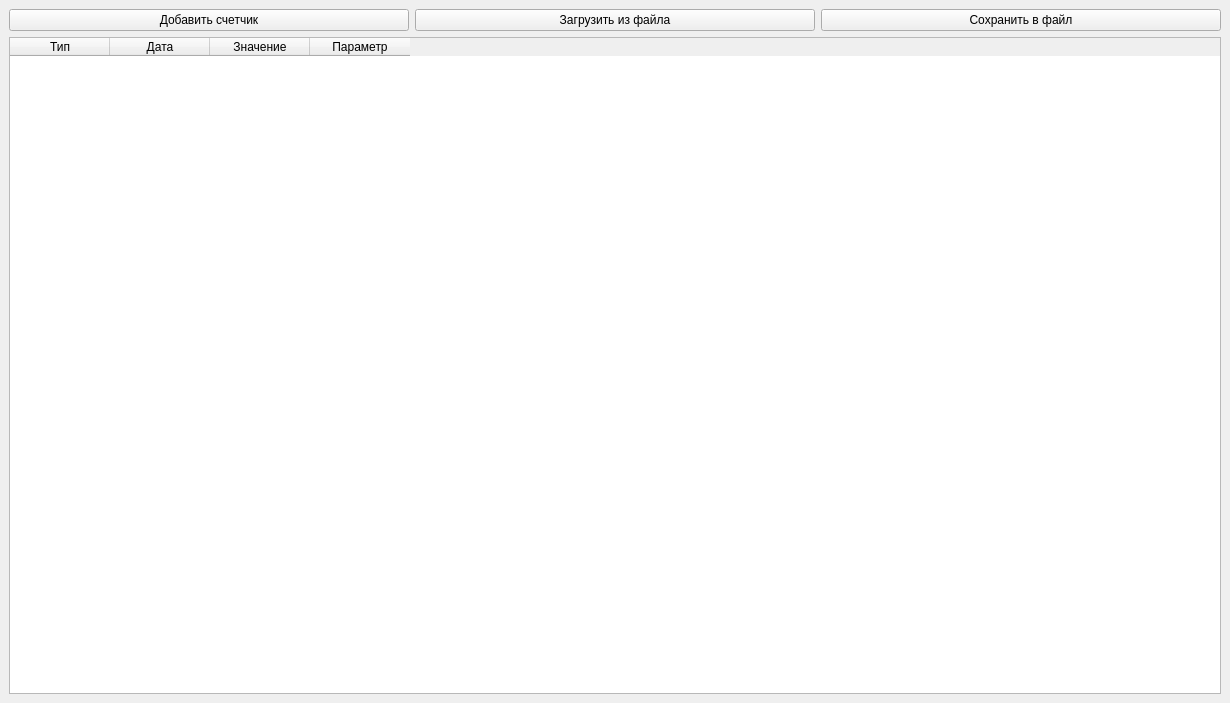
Qt form forms/mainwindow.ui (SoffTiAmS2/MetersData) before a commit.
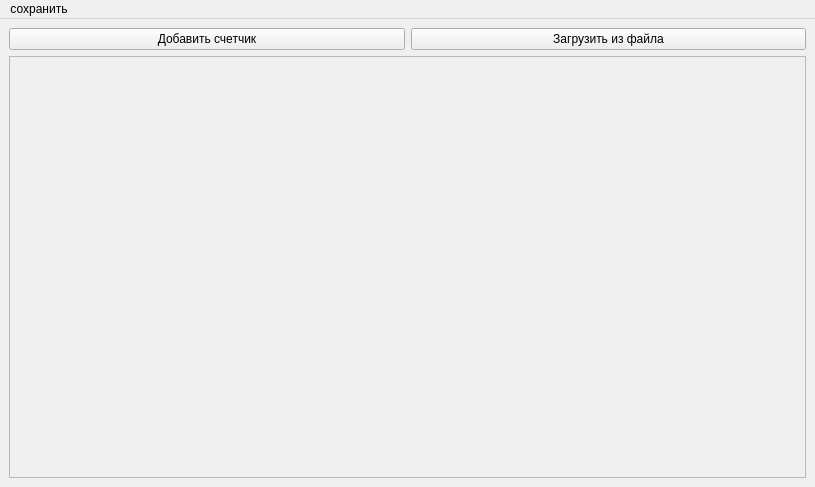
The same form after that commit.

```diff
--- a/forms/mainwindow.ui
+++ b/forms/mainwindow.ui
@@ -6,8 +6,8 @@
    <rect>
     <x>0</x>
     <y>0</y>
-    <width>1230</width>
-    <height>703</height>
+    <width>815</width>
+    <height>487</height>
    </rect>
   </property>
   <property name="windowTitle">
@@ -31,41 +31,63 @@
         </property>
        </widget>
       </item>
-      <item>
-       <widget class="QPushButton" name="saveBtn">
-        <property name="text">
-         <string>Сохранить в файл</string>
-        </property>
-       </widget>
-      </item>
      </layout>
     </item>
     <item row="1" column="0">
-     <widget class="QTableWidget" name="meterTableView">
-      <column>
-       <property name="text">
-        <string>Тип</string>
-       </property>
-      </column>
-      <column>
-       <property name="text">
-        <string>Дата</string>
-       </property>
-      </column>
-      <column>
-       <property name="text">
-        <string>Значение</string>
-       </property>
-      </column>
-      <column>
-       <property name="text">
-        <string>Параметр</string>
-       </property>
-      </column>
+     <widget class="QScrollArea" name="meterTableView">
+      <property name="sizePolicy">
+       <sizepolicy hsizetype="Expanding" vsizetype="Expanding">
+        <horstretch>0</horstretch>
+        <verstretch>1</verstretch>
+       </sizepolicy>
+      </property>
+      <property name="minimumSize">
+       <size>
+        <width>400</width>
+        <height>300</height>
+       </size>
+      </property>
+      <property name="frameShape">
+       <enum>QFrame::Shape::StyledPanel</enum>
+      </property>
+      <property name="verticalScrollBarPolicy">
+       <enum>Qt::ScrollBarPolicy::ScrollBarAsNeeded</enum>
+      </property>
+      <property name="horizontalScrollBarPolicy">
+       <enum>Qt::ScrollBarPolicy::ScrollBarAsNeeded</enum>
+      </property>
      </widget>
     </item>
    </layout>
   </widget>
+  <widget class="QMenuBar" name="menubar">
+   <property name="geometry">
+    <rect>
+     <x>0</x>
+     <y>0</y>
+     <width>815</width>
+     <height>24</height>
+    </rect>
+   </property>
+   <widget class="QMenu" name="menu">
+    <property name="title">
+     <string>сохранить</string>
+    </property>
+    <addaction name="action"/>
+    <addaction name="action_2"/>
+   </widget>
+   <addaction name="menu"/>
+  </widget>
+  <action name="action">
+   <property name="text">
+    <string>сохранить как</string>
+   </property>
+  </action>
+  <action name="action_2">
+   <property name="text">
+    <string>сохранить</string>
+   </property>
+  </action>
  </widget>
  <resources/>
  <connections/>
```
